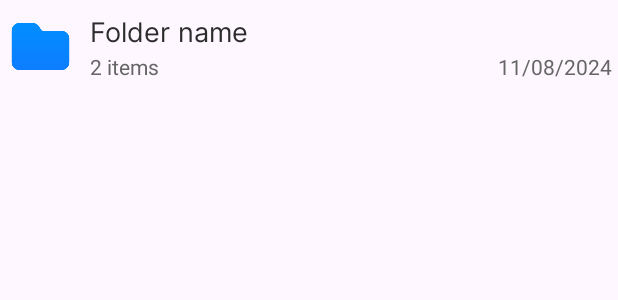
After one commit to luizlealdev/file-manager, an Android app: the layout file_item_holder.xml on its own in the app's theme, with its tools: preview values and no code run, on a phone screen of 412 x 824 dp. The commit adds this screen. Shown: the top 300 px of the screen. Run offline under Robolectric (Android 15) with nearby library versions, the phone set to English and light mode, and no system bars.

Commit message:
Feat: file listing

```diff
--- /dev/null
+++ b/app/src/main/res/layout/file_item_holder.xml
@@ -0,0 +1,56 @@
+<?xml version="1.0" encoding="utf-8"?>
+<androidx.constraintlayout.widget.ConstraintLayout xmlns:android="http://schemas.android.com/apk/res/android"
+    xmlns:app="http://schemas.android.com/apk/res-auto"
+    android:layout_width="match_parent"
+    android:paddingHorizontal="4dp"
+    android:paddingVertical="8dp"
+    android:layout_height="wrap_content">
+
+    <ImageView
+        android:id="@+id/image_file_type_icon"
+        android:layout_width="46dp"
+        android:layout_height="46dp"
+        android:contentDescription="@string/file_icon"
+        android:src="@drawable/ic_folder_ui"
+        android:padding="2dp"
+        app:layout_constraintBottom_toBottomOf="parent"
+        app:layout_constraintStart_toStartOf="parent"
+        app:layout_constraintTop_toTopOf="parent" />
+
+    <TextView
+        android:id="@+id/text_file_name"
+        android:layout_width="0dp"
+        android:layout_height="wrap_content"
+        android:fontFamily="@font/inter"
+        android:text="Folder name"
+        android:maxLines="1"
+        android:textSize="18sp"
+        android:ellipsize="end"
+        android:layout_marginStart="10dp"
+        android:textColor="@color/textPrimary"
+        app:layout_constraintEnd_toEndOf="parent"
+        app:layout_constraintStart_toEndOf="@id/image_file_type_icon"
+        app:layout_constraintTop_toTopOf="parent" />
+
+    <TextView
+        android:id="@+id/text_file_info"
+        android:layout_width="wrap_content"
+        android:layout_height="wrap_content"
+        android:text="2 items"
+        android:textColor="@color/textSecondary"
+        android:textSize="14sp"
+        app:layout_constraintBottom_toBottomOf="parent"
+        app:layout_constraintTop_toBottomOf="@id/text_file_name"
+        app:layout_constraintStart_toStartOf="@id/text_file_name"/>
+
+    <TextView
+        android:id="@+id/text_file_date"
+        android:layout_width="wrap_content"
+        android:layout_height="wrap_content"
+        app:layout_constraintEnd_toEndOf="parent"
+        app:layout_constraintBottom_toBottomOf="parent"
+        android:text="11/08/2024"
+        android:textColor="@color/textSecondary"
+        android:textSize="14sp"/>
+
+</androidx.constraintlayout.widget.ConstraintLayout>
--- a/app/src/main/res/values/strings.xml
+++ b/app/src/main/res/values/strings.xml
@@ -22,4 +22,6 @@
     <string name="lock_files">Lock files</string>
     <string name="categories">Categories</string>
     <string name="storage_devices">Storage devices</string>
+    <string name="items">items</string>
+    <string name="file_icon">File icon</string>
 </resources>
```
Also changed, not shown: app/src/main/java/dev/luizleal/filemanagerx/ui/adapter/FileListAdapter.kt (added, +87 -0 lines), app/src/main/java/dev/luizleal/filemanagerx/ui/fragments/FilesFragment.kt (+79 -40 lines), app/src/main/java/dev/luizleal/filemanagerx/utils/ConversionUtils.kt (added, +20 -0 lines), app/src/main/res/layout/fragment_files.xml (+12 -7 lines), app/src/main/res/drawable/ic_folder_ui.png (added).
